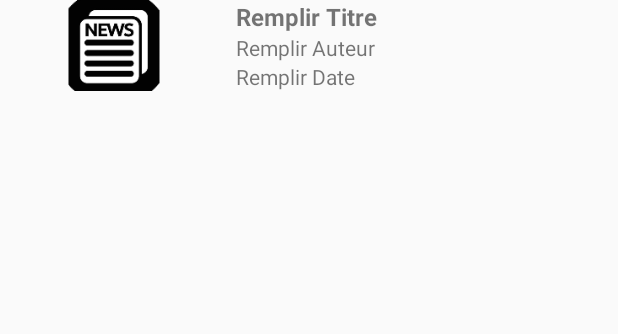
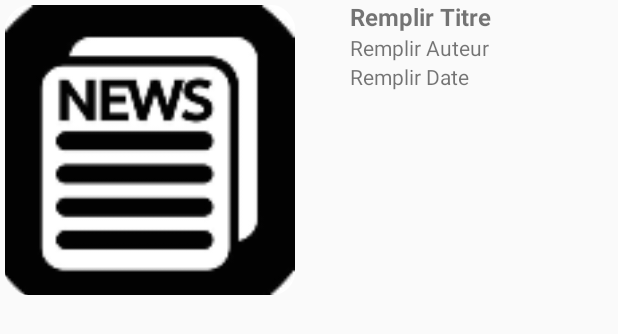
Before and after one commit to Maelle3/ProjetAndroid, an Android app: the layout article_gauche.xml on its own in the app's theme, with its tools: preview values and no code run, on a phone screen of 412 x 824 dp. Shown: the top 334 px of the screen. Run offline under Robolectric (Android 15) with nearby library versions, the phone set to English and light mode, and no system bars; network calls fail.

Commit message:
activité article ok

```diff
--- a/app/src/main/AndroidManifest.xml
+++ b/app/src/main/AndroidManifest.xml
@@ -1,6 +1,8 @@
 <?xml version="1.0" encoding="utf-8"?>
 <manifest xmlns:android="http://schemas.android.com/apk/res/android"
     package="com.example.myproject">
+
+    <uses-permission android:name="android.permission.INTERNET" />
 
     <application
         android:allowBackup="true"
--- a/app/src/main/java/com/example/myproject/ArticleAdapter.java
+++ b/app/src/main/java/com/example/myproject/ArticleAdapter.java
@@ -21,7 +21,7 @@ public class ArticleAdapter extends BaseAdapter {
         TextView tvTitre;
         TextView tvAuteur;
         TextView tvDate;
-        TextView tvSource;
+
     }
     public ArticleAdapter(Context context, List<Article> articles) {
         inflater = LayoutInflater.from(context);
@@ -45,6 +45,7 @@ public class ArticleAdapter extends BaseAdapter {
             holder.tvAuteur = (TextView) convertView.findViewById(R.id.txtAuteur);
             holder.tvDate = (TextView) convertView.findViewById(R.id.txtDate);
 
+
             convertView.setTag(holder);
         }
         else {
@@ -55,7 +56,6 @@ public class ArticleAdapter extends BaseAdapter {
         holder.tvTitre.setText(article.getTitre());
         holder.tvAuteur.setText(article.getAuteur());
         holder.tvDate.setText(article.getDate());
-        holder.tvSource.setText(article.getSource());
 
         ImageView image = convertView.findViewById(R.id.imageView);
         if (article.getImage() != "null"){
--- a/app/src/main/java/com/example/myproject/MainActivity.java
+++ b/app/src/main/java/com/example/myproject/MainActivity.java
@@ -5,6 +5,7 @@ import androidx.appcompat.app.AppCompatActivity;
 import android.content.Intent;
 import android.os.Bundle;
 import android.os.Handler;
+import android.util.Log;
 import android.view.View;
 import android.widget.Button;
 import android.widget.ProgressBar;
@@ -37,6 +38,7 @@ public class MainActivity extends AppCompatActivity {
                     public void onResponse(JSONObject response) {
                         Intent monIntent = new Intent(MainActivity.this, ArticleActivity.class);
                         monIntent.putExtra("jsonobject", response.toString());
+                        monIntent.putExtra("nom", "Le Monde");
                         startActivity(monIntent);
 
                     }
--- a/app/src/main/res/layout/article_gauche.xml
+++ b/app/src/main/res/layout/article_gauche.xml
@@ -4,21 +4,33 @@
     xmlns:android="http://schemas.android.com/apk/res/android"
     xmlns:app="http://schemas.android.com/apk/res-auto"
     android:layout_height="wrap_content"
-    android:layout_width="match_parent">
+    android:layout_width="match_parent"
+    android:layout_weight="100">
 
 
-    <ImageView
-        android:id="@+id/imageView"
+    <LinearLayout
+        android:id="@+id/Layout3"
         android:layout_width="wrap_content"
-        android:layout_height="match_parent"
-        android:layout_weight="0.25"
-        app:srcCompat="@mipmap/icone_news"/>
+        android:layout_height="wrap_content"
+        android:layout_weight="25"
+        android:orientation="vertical"
+        app:layout_constraintRight_toRightOf="parent">
+
+        <ImageView
+            android:id="@+id/imageView"
+            android:layout_width="200dp"
+            android:layout_height="wrap_content"
+            android:adjustViewBounds="true"
+            android:padding="3dp"
+            app:srcCompat="@mipmap/icone_news" />
+
+    </LinearLayout>
 
     <LinearLayout
         android:id="@+id/Layout2"
         android:layout_width="wrap_content"
         android:layout_height="wrap_content"
-        android:layout_weight="0.50"
+        android:layout_weight="75"
         android:orientation="vertical">
 
         <TextView
```
Also changed, not shown: app/src/main/java/com/example/myproject/Article.java (+8 -1 lines), app/src/main/java/com/example/myproject/ArticleActivity.java (+12 -8 lines), app/src/main/res/layout/article_droit.xml (+22 -21 lines).
